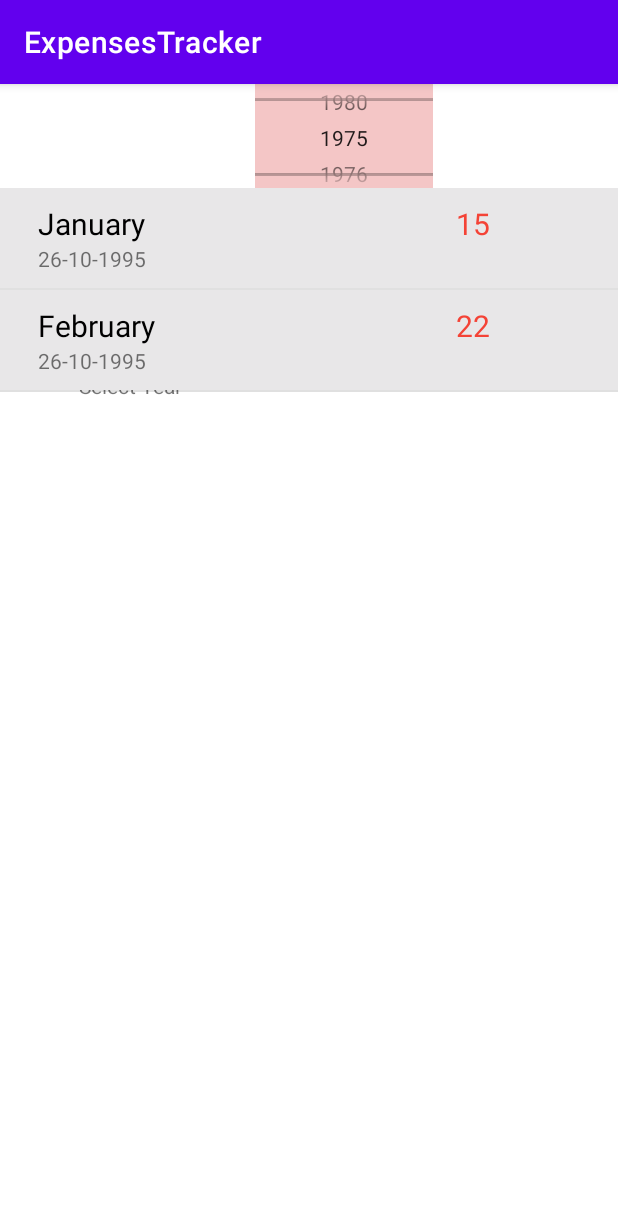
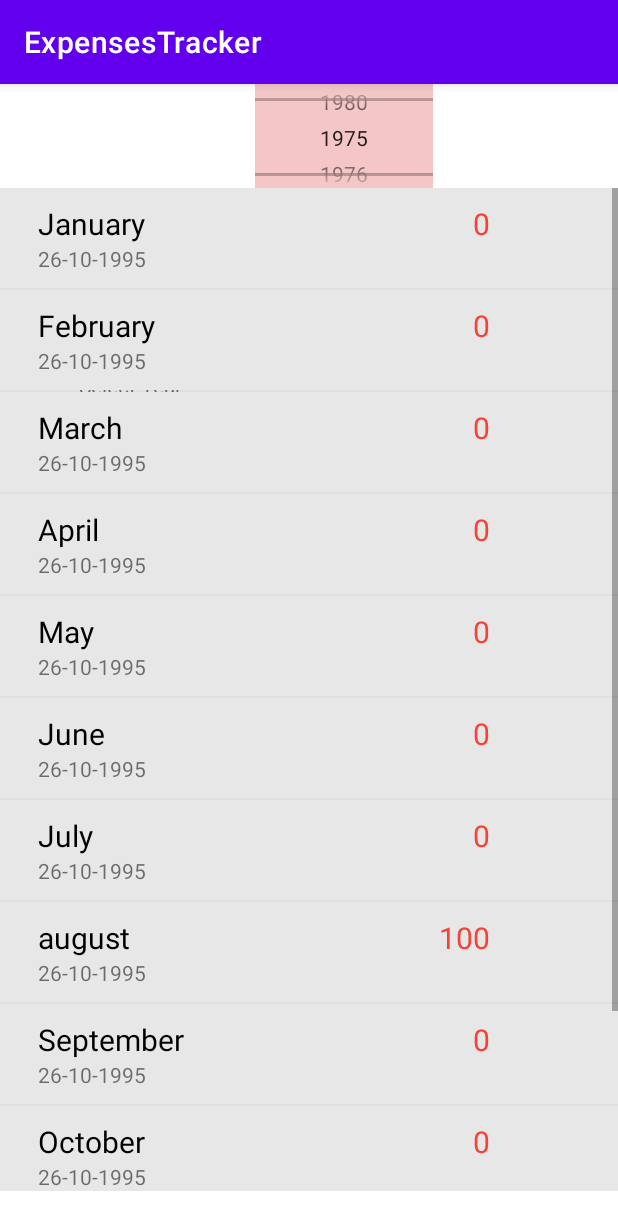
Before and after one commit to akhilvarghese46/expensestracker, an Android app: the screen it shows after launch (monthlyexpensesActivity), after a tap on "VIEW ALL EXPENSES", on a phone screen of 412 x 824 dp. Shown: the top 1230 px of the screen. Run offline under Robolectric (Android 15) with nearby library versions, the phone set to English and light mode, and no system bars; 3 other taps on this screen came first.

Commit message:
expenses view page

```diff
--- a/app/src/main/AndroidManifest.xml
+++ b/app/src/main/AndroidManifest.xml
@@ -10,6 +10,7 @@
         android:supportsRtl="true"
         android:theme="@style/Theme.ExpensesTracker">
         <activity android:name=".monthlyexpensesActivity"></activity>
+        <activity android:name=".ExpensesviewActivity"></activity>
         <activity
             android:name=".MainActivity"
             android:exported="true">
--- a/app/src/main/java/com/example/expensestracker/MainActivity.kt
+++ b/app/src/main/java/com/example/expensestracker/MainActivity.kt
@@ -40,6 +40,8 @@ class MainActivity : AppCompatActivity(), AdapterView.OnItemClickListener {
         setContentView(R.layout.activity_main)
 
         getExpensesValues()
+        getExpenseAndincomeTotal()
+
 
 
 
@@ -193,6 +195,12 @@ class MainActivity : AppCompatActivity(), AdapterView.OnItemClickListener {
 
     }
 
+    private fun getExpenseAndincomeTotal() {
+        val totalExpenses = findViewById(R.id.totalexpenses) as TextView
+        val totalIncome = findViewById(R.id.totalIncome) as TextView
+
+    }
+
     private fun getExpensesValues() {
         var dbData = DataBaseHelper(applicationContext)
         var db = dbData.readableDatabase
--- a/app/src/main/java/com/example/expensestracker/monthlyexpensesActivity.kt
+++ b/app/src/main/java/com/example/expensestracker/monthlyexpensesActivity.kt
@@ -1,5 +1,6 @@
 package com.example.expensestracker
 
+import android.content.Intent
 import android.os.Bundle
 import android.view.View
 import android.widget.AdapterView
@@ -8,6 +9,7 @@ import android.widget.NumberPicker
 import android.widget.TextView
 import androidx.appcompat.app.AppCompatActivity
 import com.example.expensestracker.Adaptor.MonthlyAdaptor
+import com.example.expensestracker.Data.ExpensesData
 import com.example.expensestracker.Data.MonthData
 
 class monthlyexpensesActivity: AppCompatActivity(), AdapterView.OnItemClickListener {
@@ -24,7 +26,7 @@ class monthlyexpensesActivity: AppCompatActivity(), AdapterView.OnItemClickListe
         "May",
         "June",
         "July",
-        "August",
+        "august",
         "September",
         "October",
         "November",
@@ -42,7 +44,39 @@ class monthlyexpensesActivity: AppCompatActivity(), AdapterView.OnItemClickListe
         _numberpicker = findViewById<NumberPicker>(R.id.expense_yarpicker)
         _numberpicker?.setMinValue(1975)
         _numberpicker?.setMaxValue(1980)
-        var obj1: MonthData =
+
+
+        var dbData = DataBaseHelper(applicationContext)
+        var db = dbData.readableDatabase
+        var expensesDatalist = arrayListOf<ExpensesData>()
+        var expensesData = db.rawQuery("select * from monthlyExpenses" , null)
+
+        for (i in monthList.indices) {
+            expensesData.moveToFirst()
+            var obj: MonthData = MonthData()
+            obj.month = monthList[i]
+            var totalamount:Int=0
+            val mon = monthList[i].substring(0,3).toString()
+            val mm = expensesData.getString(4)
+            var bolval = expensesData.getString(4).contains(monthList[i].substring(0,3))
+                for(i in 0 until expensesData.count) {
+                    if (bolval == true) {
+
+                        totalamount = totalamount + expensesData.getInt(2)
+
+                    }
+                    expensesData.moveToNext()
+                }
+
+
+            obj.amount = totalamount
+            monthArryList.add(obj)
+        }
+
+
+
+
+       /* var obj1: MonthData =
             MonthData()
         obj1.month =monthList[0]
         obj1.amount= 15
@@ -51,13 +85,10 @@ class monthlyexpensesActivity: AppCompatActivity(), AdapterView.OnItemClickListe
             MonthData()
         obj2.month =monthList[1]
         obj2.amount= 22
-        /*monthArrList[0].month = "January"
-        monthArrList[0].amount = 15
-
-        monthArrList[1].month = "Feb"
-        monthArrList[1].amount = 22*/
         monthArryList.add(obj1)
         monthArryList.add(obj2)
+
+*/
 
         mothlyAdapter = MonthlyAdaptor(this, monthArryList)
         monthListview.adapter = mothlyAdapter
@@ -73,12 +104,12 @@ class monthlyexpensesActivity: AppCompatActivity(), AdapterView.OnItemClickListe
     }
 
     override fun onItemClick(p0: AdapterView<*>?, p1: View?, p2: Int, p3: Long) {
-        val monthName = p1?.findViewById(R.id.item_name) as TextView
-        var monthname = monthName.text.toString().substring(0,3)
+        val selectedMonth = p1?.findViewById(R.id.item_name) as TextView
+        var monthname = selectedMonth.text.toString().substring(0,3)
 
-       // val intent = Intent(this, expensesviewActivity::class.java)
-        //intent.putExtra("monthName", monthname);
-        //startActivity(intent)
+        val intent = Intent(this, ExpensesviewActivity::class.java)
+        intent.putExtra("selectedMonth", monthname);
+        startActivity(intent)
     }
 
 }
```
Also changed, not shown: app/src/main/java/com/example/expensestracker/Adaptor/ExpensesViewAdaptor.kt (added, +31 -0 lines), app/src/main/java/com/example/expensestracker/ExpensesviewActivity.kt (added, +52 -0 lines).
